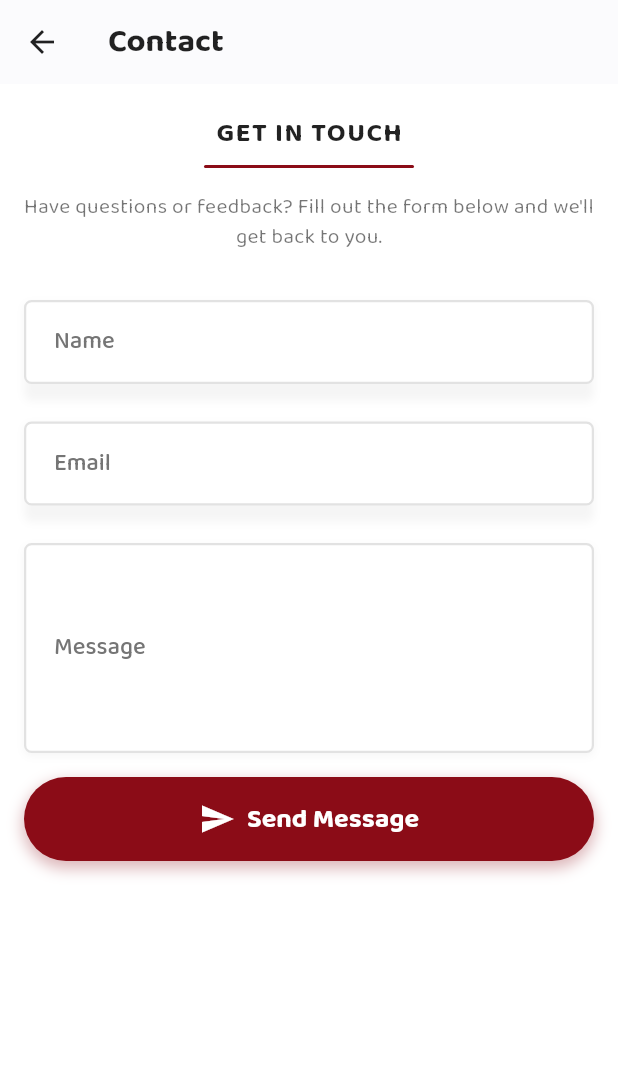
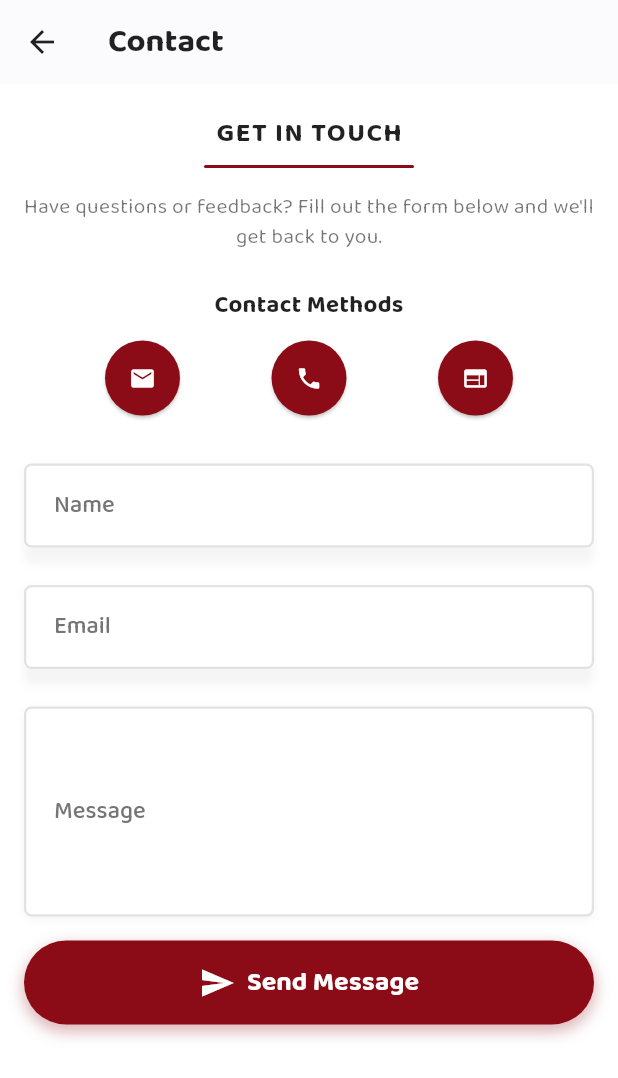
Before and after one commit to lansoyyy/Crackalyze, a Flutter app: the ContactScreen screen opened directly, on a phone screen of 412 x 824 dp. Shown: the top 1078 px of the screen. Run offline on Flutter 3.47's test engine with Material 3 defaults, Android fonts, the light colour scheme and no system bars; our stand-ins replace fluttertoast, get_storage; accounts and stored records are empty.

Commit message:
added contact us func

```diff
--- a/lib/screens/contact_screen.dart
+++ b/lib/screens/contact_screen.dart
@@ -1,4 +1,5 @@
 import 'package:flutter/material.dart';
+import 'package:url_launcher/url_launcher.dart';
 import 'package:crackalyze/utils/colors.dart';
 import 'package:crackalyze/widgets/textfield_widget.dart';
 import 'package:crackalyze/widgets/button_widget.dart';
@@ -35,12 +36,45 @@ class _ContactScreenState extends State<ContactScreen> {
     if (_formKey.currentState?.validate() ?? false) {
       FocusScope.of(context).unfocus();
       ScaffoldMessenger.of(context).showSnackBar(
-        const SnackBar(content: Text('Message sent. We\'ll get back to you soon.')),
+        const SnackBar(
+            content: Text('Message sent. We\'ll get back to you soon.')),
       );
       _nameCtrl.clear();
       _emailCtrl.clear();
       _messageCtrl.clear();
     }
+  }
+
+  // Launch URL helper method
+  Future<void> _launchUrl(String url) async {
+    final Uri uri = Uri.parse(url);
+    if (!await launchUrl(uri)) {
+      if (mounted) {
+        ScaffoldMessenger.of(context).showSnackBar(
+          const SnackBar(content: Text('Could not launch URL')),
+        );
+      }
+    }
+  }
+
+  // Contact methods
+  void _launchEmail() {
+    final Uri emailUri = Uri(
+      scheme: 'mailto',
+      path: 'support@crackalyze.com',
+      queryParameters: {
+        'subject': 'Inquiry from Crackalyze App',
+      },
+    );
+    _launchUrl(emailUri.toString());
+  }
+
+  void _launchPhone() {
+    _launchUrl('tel:+1234567890');
+  }
+
+  void _launchWebsite() {
+    _launchUrl('https://crackalyze.example.com');
   }
 
   @override
@@ -90,6 +124,53 @@ class _ContactScreenState extends State<ContactScreen> {
               ),
               const SizedBox(height: 24),
 
+              // Contact options
+              const Text(
+                'Contact Methods',
+                style: TextStyle(
+                  fontFamily: 'Bold',
+                  fontSize: 16,
+                  color: Colors.black87,
+                ),
+              ),
+              const SizedBox(height: 12),
+              Row(
+                mainAxisAlignment: MainAxisAlignment.spaceEvenly,
+                children: [
+                  // Email button
+                  ElevatedButton(
+                    onPressed: _launchEmail,
+                    style: ElevatedButton.styleFrom(
+                      backgroundColor: primary,
+                      shape: const CircleBorder(),
+                      padding: const EdgeInsets.all(16),
+                    ),
+                    child: const Icon(Icons.email, color: Colors.white),
+                  ),
+                  // Phone button
+                  ElevatedButton(
+                    onPressed: _launchPhone,
+                    style: ElevatedButton.styleFrom(
+                      backgroundColor: primary,
+                      shape: const CircleBorder(),
+                      padding: const EdgeInsets.all(16),
+                    ),
+                    child: const Icon(Icons.phone, color: Colors.white),
+                  ),
+                  // Website button
+                  ElevatedButton(
+                    onPressed: _launchWebsite,
+                    style: ElevatedButton.styleFrom(
+                      backgroundColor: primary,
+                      shape: const CircleBorder(),
+                      padding: const EdgeInsets.all(16),
+                    ),
+                    child: const Icon(Icons.web, color: Colors.white),
+                  ),
+                ],
+              ),
+              const SizedBox(height: 24),
+
               // Name
               TextFieldWidget(
                 label: 'Name',
@@ -114,7 +195,8 @@ class _ContactScreenState extends State<ContactScreen> {
               // Message
               TextFieldWidget(
                 label: 'Message',
-                hint: 'How can we help? (optional details, e.g., device, steps)',
+                hint:
+                    'How can we help? (optional details, e.g., device, steps)',
                 controller: _messageCtrl,
                 width: double.infinity,
                 height: 140,
--- a/pubspec.yaml
+++ b/pubspec.yaml
@@ -37,6 +37,7 @@ dependencies:
   intl:
   fluttertoast:
   get_storage:
+  url_launcher:
 
 dev_dependencies:
   flutter_test:
```
Also changed, not shown: pubspec.lock, 5 other files.
